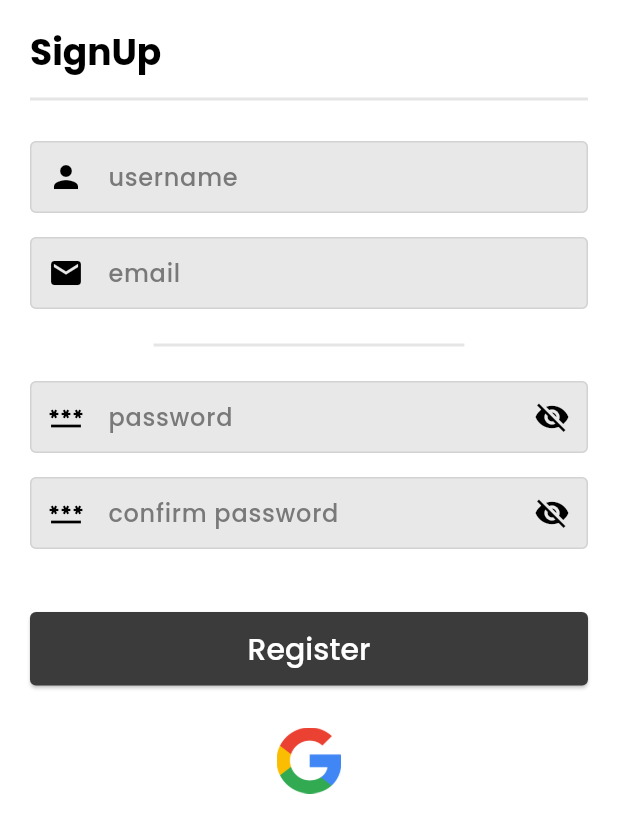
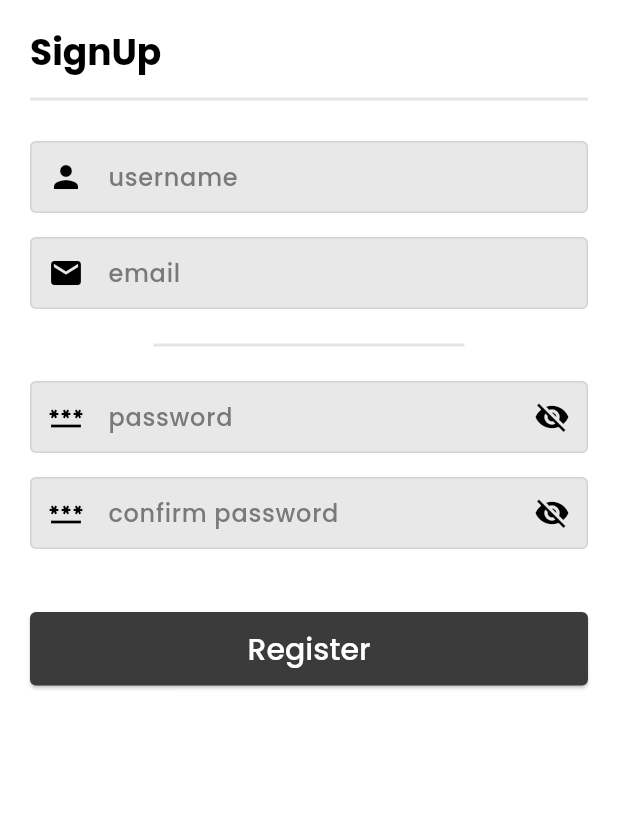
Before and after one commit to Sushil787/Notuwa, a Flutter app: the screen it shows after launch, after a tap on "Register", on a phone screen of 412 x 824 dp. Shown: the top 833 px of the screen. Run offline on Flutter 3.47's test engine with Material 2 defaults, Android fonts, the phone set to English and light mode, and no system bars; our stand-ins replace animated_text_kit, cloud_firestore, connectivity_plus, equatable, firebase_auth, firebase_core and 9 more; accounts and stored records are empty.

Commit message:
fix: minor fix

```diff
--- a/lib/features/notes/home_screen.dart
+++ b/lib/features/notes/home_screen.dart
@@ -1,7 +1,6 @@
 import 'dart:developer';
 
-import 'package:cloud_firestore/cloud_firestore.dart';
-import 'package:firebase_auth/firebase_auth.dart';
+
 import 'package:flutter/material.dart';
 import 'package:flutter_bloc/flutter_bloc.dart';
 import 'package:go_router/go_router.dart';
@@ -10,10 +9,8 @@ import 'package:kuraa/core/helper/extension/context_extension.dart';
 import 'package:kuraa/core/helper/gap.dart';
 import 'package:kuraa/core/theme/app_colors.dart';
 import 'package:kuraa/features/notes/cubit/note_cubit.dart';
-import 'package:kuraa/features/user/data/model/user_model.dart';
 import 'package:kuraa/features/user/presentation/cubit/profile/cubit/profile_cubit.dart';
 import 'package:kuraa/features/user/presentation/ui/widgets/profile_widget.dart';
-import 'package:uuid/uuid.dart';
 
 /// Home Screen
 
--- a/lib/features/notes/note_screen.dart
+++ b/lib/features/notes/note_screen.dart
@@ -4,7 +4,6 @@ import 'package:flutter/material.dart';
 import 'package:flutter_bloc/flutter_bloc.dart';
 import 'package:go_router/go_router.dart';
 import 'package:image_picker/image_picker.dart';
-import 'package:kuraa/core/constants/route_constants.dart';
 import 'package:kuraa/core/helper/extension/context_extension.dart';
 import 'package:kuraa/core/helper/gap.dart';
 import 'package:kuraa/core/theme/app_colors.dart';
--- a/lib/features/user/data/model/user_model.dart
+++ b/lib/features/user/data/model/user_model.dart
@@ -18,7 +18,7 @@ class UserModel extends UserEntity {
     return UserModel(
       uname: snapshotMap['uname'] as String,
       email: snapshotMap['email'] as String,
-      profileUrl: snapshotMap['profileUrl'] as String,
+      profileUrl: snapshotMap['profileUrl'] as String?,
       uid: snapshotMap['uid'] as String,
     );
   }
--- a/lib/features/user/presentation/ui/login_screen.dart
+++ b/lib/features/user/presentation/ui/login_screen.dart
@@ -122,15 +122,27 @@ class GoogleSigninButton extends StatelessWidget {
 
   @override
   Widget build(BuildContext context) {
-    return Align(
+    return SizedBox(
+      height: context.height * .07,
+      child: Card(
+        child: Align(
           child: GestureDetector(
             onTap: () {
               context.read<AuthCubit>().googleSignin();
             },
-        child: CircleAvatar(
+            child: Row(
+              mainAxisSize: MainAxisSize.min,
+              children: [
+                CircleAvatar(
                   backgroundColor: context.onPrimary,
                   radius: 22,
                   child: Image.asset(MediaAsset.googleImage),
+                ),
+                HorizontalGap.l,
+                const Text('Signin with google')
+              ],
+            ),
+          ),
         ),
       ),
     );
--- a/lib/features/user/presentation/ui/signup_screen.dart
+++ b/lib/features/user/presentation/ui/signup_screen.dart
@@ -70,7 +70,38 @@ class _SignUpScreenState extends State<SignUpScreen> {
                       color: context.secondary,
                     ),
                     VerticalGap.xl,
-                    Form(
+                    form(context),
+                    VerticalGap.exl,
+                    CustomElevatedButton(
+                      onButtonPressed: () {
+                        if (formKey.currentState!.validate()) {
+                          context.read<AuthCubit>().signUp(
+                                user: UserEntity(
+                                  uname: username,
+                                  password: password,
+                                  email: email,
+                                ),
+                              );
+                        }
+                      },
+                      isLoading: state is AuthLoading,
+                      buttonText: 'Register',
+                    ),
+                    VerticalGap.m,
+                    VerticalGap.l,
+                  ],
+                );
+              },
+            ),
+          ),
+        ),
+      ),
+    );
+  }
+
+  /// Sign up Form
+  Form form(BuildContext context) {
+    return Form(
       key: formKey,
       child: Column(
         children: [
@@ -119,33 +150,6 @@ class _SignUpScreenState extends State<SignUpScreen> {
           ),
         ],
       ),
-                    ),
-                    VerticalGap.exl,
-                    CustomElevatedButton(
-                      onButtonPressed: () {
-                        if (formKey.currentState!.validate()) {
-                          context.read<AuthCubit>().signUp(
-                                user: UserEntity(
-                                  uname: username,
-                                  password: password,
-                                  email: email,
-                                ),
-                              );
-                        }
-                      },
-                      isLoading: state is AuthLoading,
-                      buttonText: 'Register',
-                    ),
-                    VerticalGap.m,
-                    VerticalGap.l,
-                    const GoogleSigninButton()
-                  ],
-                );
-              },
-            ),
-          ),
-        ),
-      ),
     );
   }
 
@@ -158,27 +162,3 @@ class _SignUpScreenState extends State<SignUpScreen> {
     );
   }
 }
-
-///Google Sign in
-class GoogleSigninButton extends StatelessWidget {
-  ///
-  const GoogleSigninButton({
-    super.key,
-  });
-
-  @override
-  Widget build(BuildContext context) {
-    return Align(
-      child: GestureDetector(
-        onTap: () {
-          context.read<AuthCubit>().googleSignin();
-        },
-        child: CircleAvatar(
-          backgroundColor: context.onPrimary,
-          radius: 22,
-          child: Image.asset(MediaAsset.googleImage),
-        ),
-      ),
-    );
-  }
-}
```
Also changed, not shown: lib/features/user/data/remote_data_source/user_remote_data_source_impl.dart (+7 -1 lines), lib/features/user/presentation/ui/widgets/profile_widget.dart (+13 -1 lines). Lines whose indentation alone changed are shown as unchanged.
